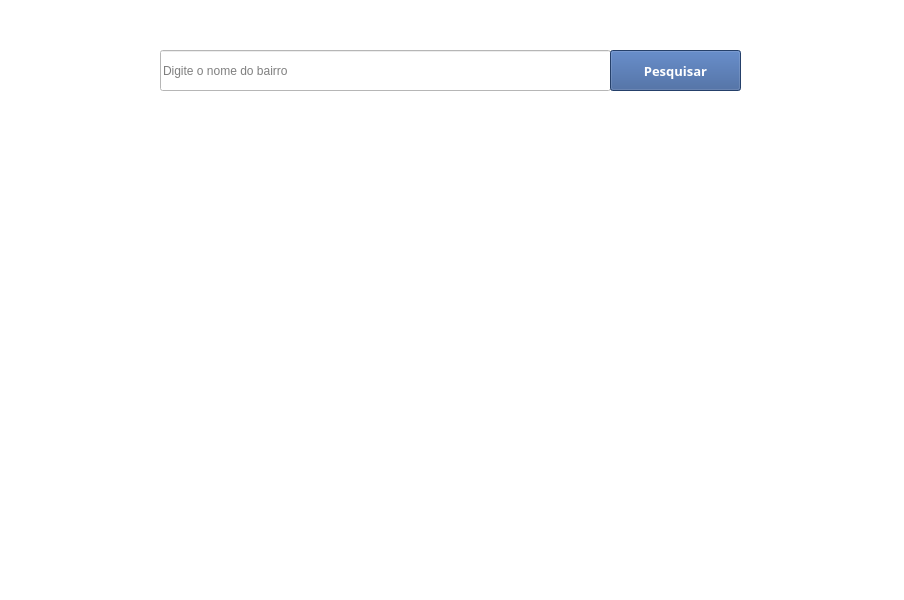
Old version of the form Telas/pesquisar.ui in the repository lucasousa/Projeto-Loca-Facil.
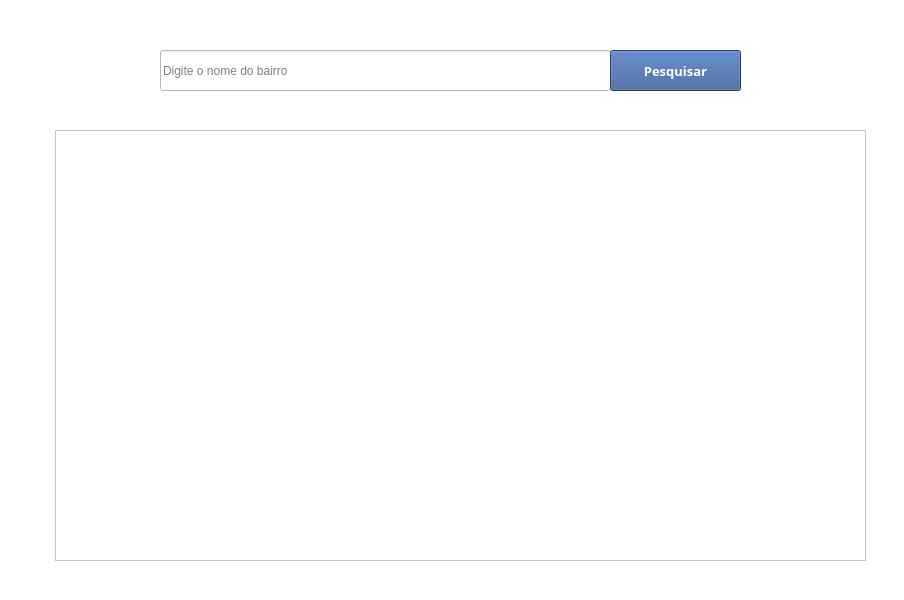
New version of the form. Icons and pictures are not drawn.

Commit message: Tela de pesquisar funcionando

Diff of the .ui file:
```diff
--- a/Telas/pesquisar.ui
+++ b/Telas/pesquisar.ui
@@ -88,6 +88,16 @@
      <string>Pesquisar</string>
     </property>
    </widget>
+   <widget class="QTableWidget" name="tableWidget">
+    <property name="geometry">
+     <rect>
+      <x>55</x>
+      <y>130</y>
+      <width>811</width>
+      <height>431</height>
+     </rect>
+    </property>
+   </widget>
   </widget>
   <widget class="QStatusBar" name="statusbar"/>
  </widget>
```
The commit also changes 1 other file.
